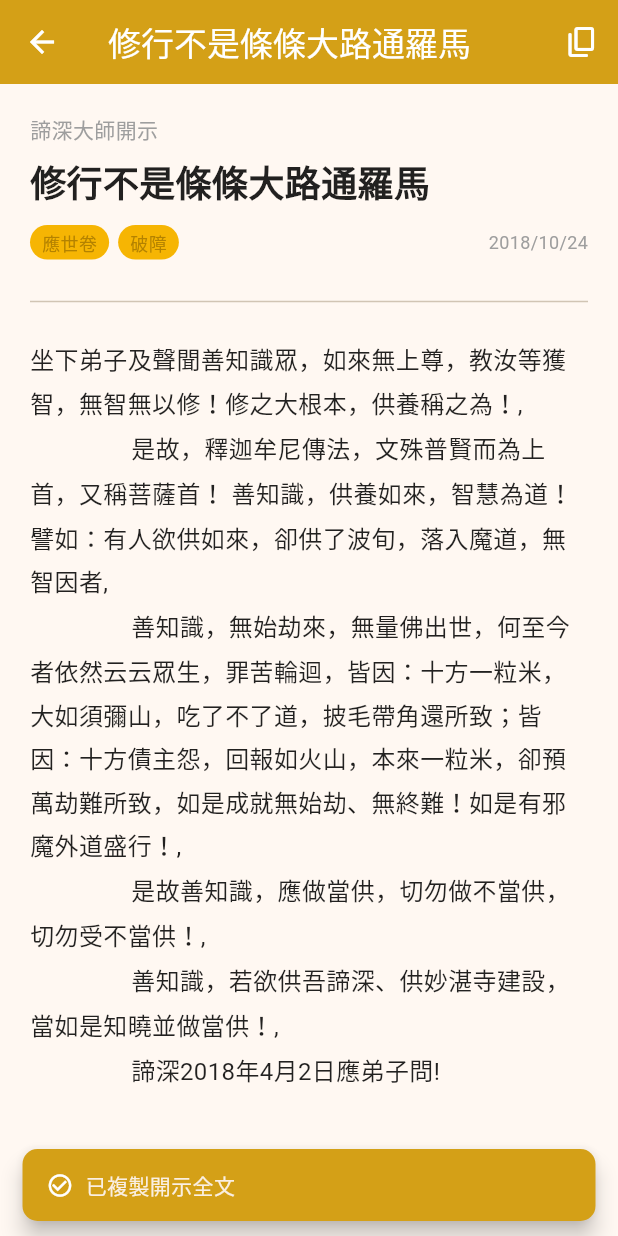
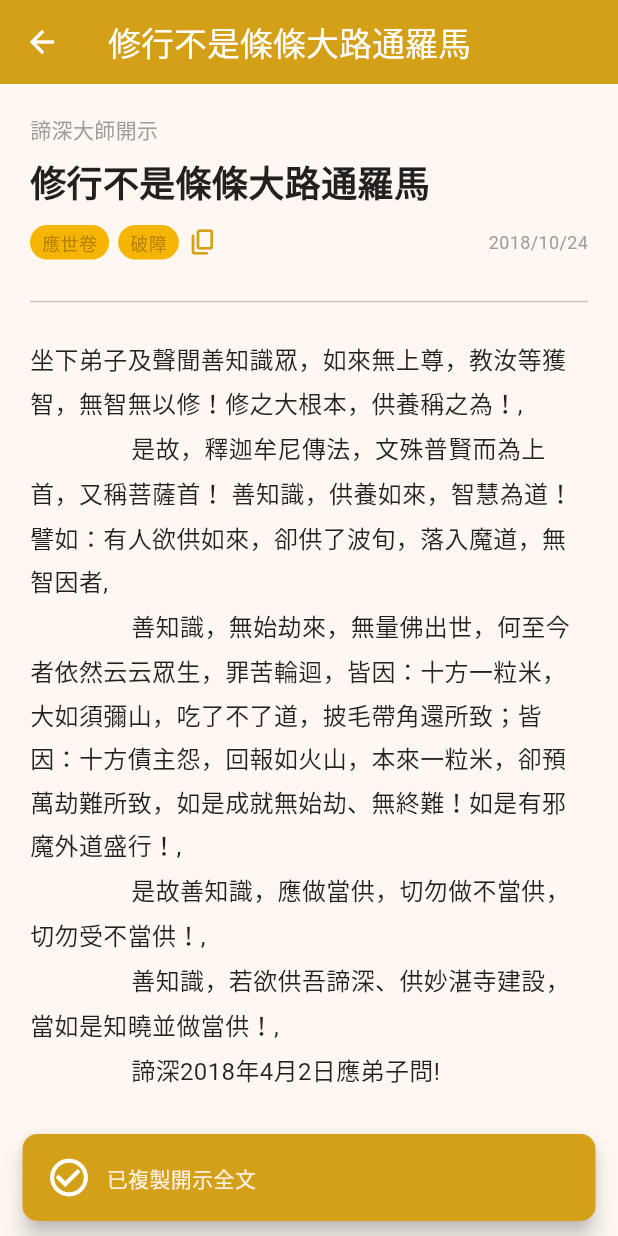
Before and after one commit to lxethanchen-gif/Sumeru_App, a Flutter app: the TeachingDetailPage screen opened directly with sample values from the repository, after a tap on the "content copy" icon, on a phone screen of 412 x 824 dp. Run offline on Flutter 3.47's test engine with Material 3 defaults, Android fonts, the phone set to English and light mode, and no system bars; our stand-ins replace youtube_player_flutter; network calls fail.

Commit message:
copy btn

```diff
--- a/lib/pages/detail/teaching_detail_page.dart
+++ b/lib/pages/detail/teaching_detail_page.dart
@@ -92,8 +92,8 @@ class _TeachingDetailPageState extends State<TeachingDetailPage> {
       SnackBar(
         content: const Row(
           children: [
-            Icon(Icons.check_circle_outline, color: Colors.white, size: 18),
-            SizedBox(width: 8),
+            Icon(Icons.check_circle_outline, color: Colors.white, size: 30),
+            SizedBox(width: 10),
             Text('已複製開示全文'),
           ],
         ),
@@ -131,12 +131,6 @@ class _TeachingDetailPageState extends State<TeachingDetailPage> {
                 ),
               ),
             ),
-          if (!_isTranslating)
-            IconButton(
-              icon: const Icon(Icons.copy_rounded),
-              tooltip: '複製全文',
-              onPressed: _copyAll,
-            ),
         ],
       ),
       body: _isTranslating
@@ -165,6 +159,15 @@ class _TeachingDetailPageState extends State<TeachingDetailPage> {
                       _TagChip(label: _tag),
                       const SizedBox(width: 6),
                       _TagChip(label: _subTag),
+                      const SizedBox(width: 6),
+                      GestureDetector(
+                        onTap: _copyAll,
+                        child: const Icon(
+                          Icons.copy_rounded,
+                          size: 20,
+                          color: Color(0xFFD4A017),
+                        ),
+                      ),
                       const Spacer(),
                       Text(
                         widget.teaching.date,
```
